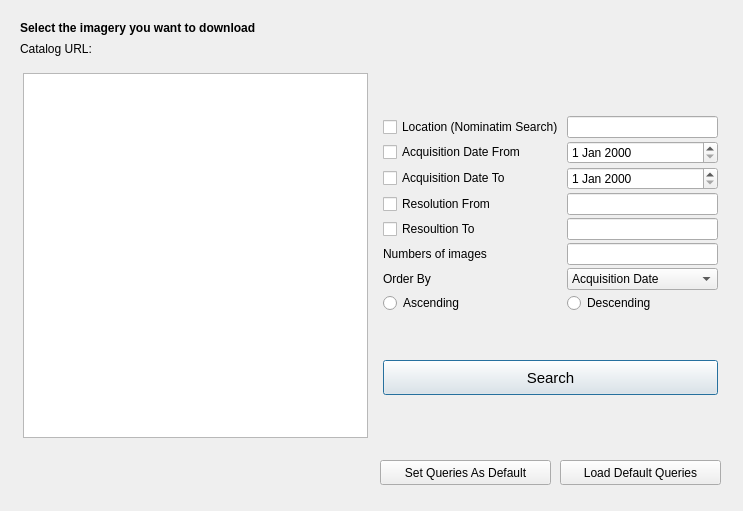
First picture: the form in gui/ui/img_search_dialog.ui, repository yojiyojiyoji/oam_qgis3_express, before the edit.
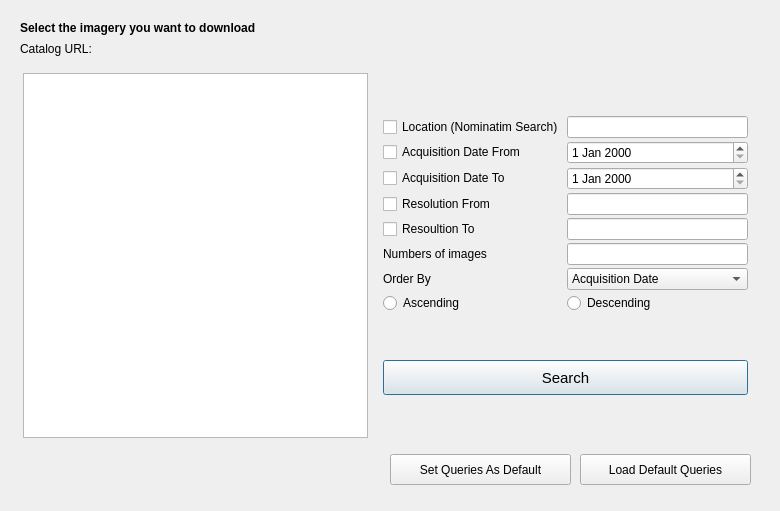
Second picture: the form after the edit.

Commit message: Readjusted GUI of image search dialog and image browser.

What changed in the file:
```diff
--- a/gui/ui/img_search_dialog.ui
+++ b/gui/ui/img_search_dialog.ui
@@ -6,7 +6,7 @@
    <rect>
     <x>0</x>
     <y>0</y>
-    <width>743</width>
+    <width>780</width>
     <height>511</height>
    </rect>
   </property>
@@ -57,7 +57,7 @@
     <rect>
      <x>380</x>
      <y>70</y>
-     <width>341</width>
+     <width>371</width>
      <height>371</height>
     </rect>
    </property>
@@ -269,10 +269,10 @@
   <widget class="QPushButton" name="pbSetDefault">
    <property name="geometry">
     <rect>
-     <x>380</x>
-     <y>460</y>
-     <width>171</width>
-     <height>25</height>
+     <x>390</x>
+     <y>454</y>
+     <width>181</width>
+     <height>31</height>
     </rect>
    </property>
    <property name="text">
@@ -282,10 +282,10 @@
   <widget class="QPushButton" name="pbLoadDefault">
    <property name="geometry">
     <rect>
-     <x>560</x>
-     <y>460</y>
-     <width>161</width>
-     <height>25</height>
+     <x>580</x>
+     <y>454</y>
+     <width>171</width>
+     <height>31</height>
     </rect>
    </property>
    <property name="text">
```
The commit also changes 1 other file.
